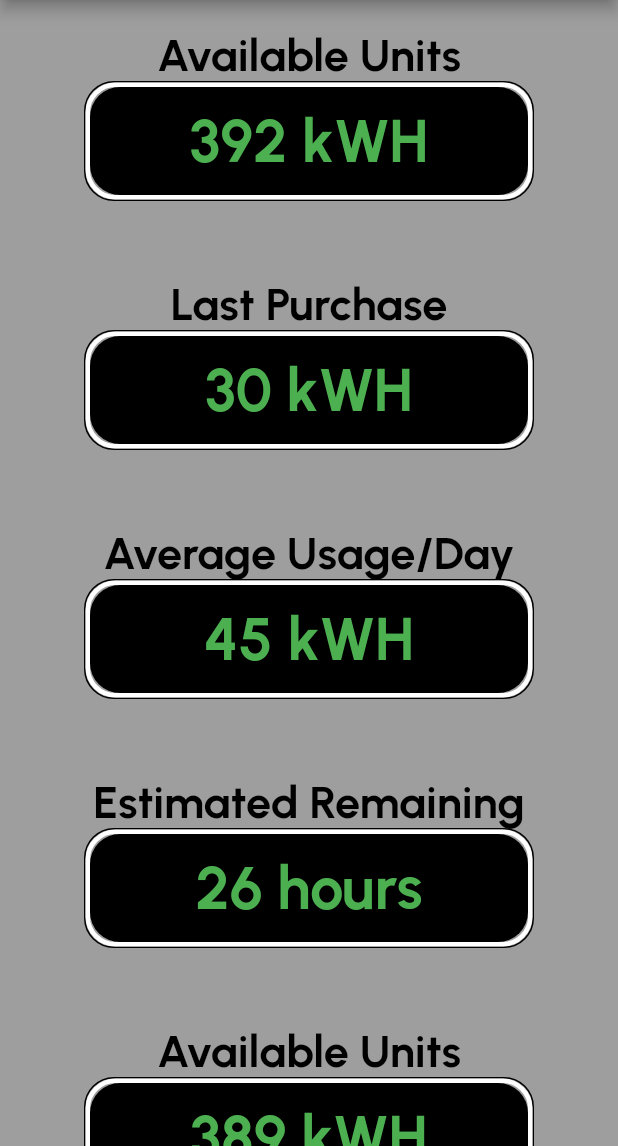
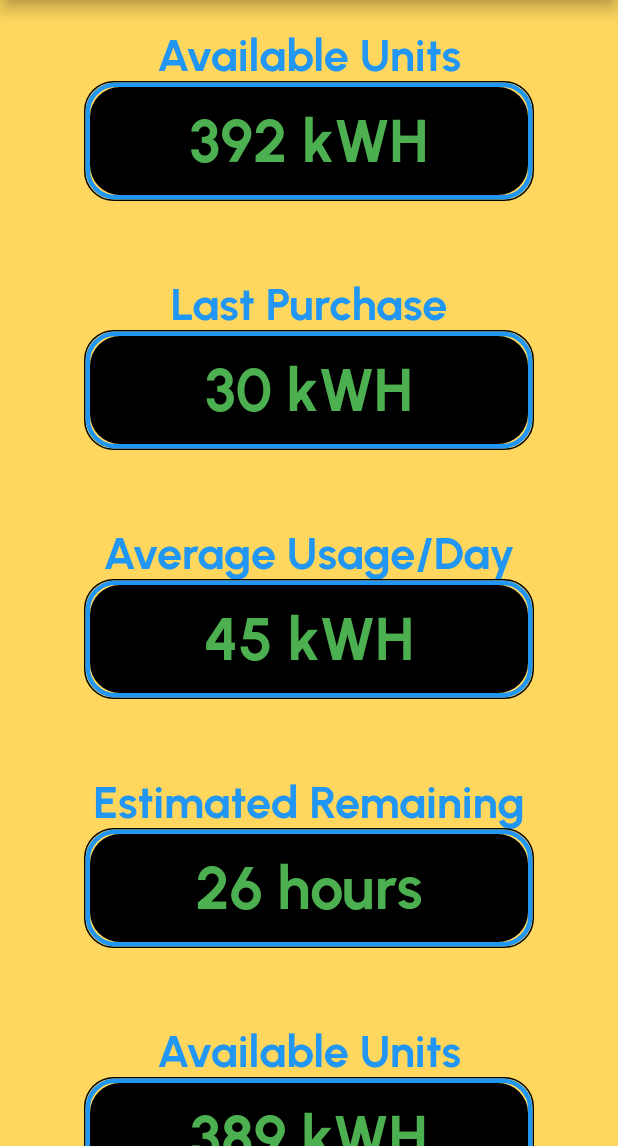
Before and after one commit to dean-nema/Watt_Hackathon, a Flutter app: the HomePage screen opened by its route, on a phone screen of 412 x 824 dp, the part 90-1236 px from its top. Run offline on Flutter 3.47's test engine with Material 2 defaults, Android fonts, the light colour scheme and no system bars; our stand-ins replace flutter_svg; project files that could hold a hidden picture were left out.

```diff
--- a/lib/components/data_display.dart
+++ b/lib/components/data_display.dart
@@ -28,7 +28,7 @@ class DataDisplay extends StatelessWidget {
             ),
             child: Container(
                 decoration: BoxDecoration(
-                  border: Border.all(color: Colors.white, width: 3),
+                  border: Border.all(color: Colors.blue, width: 3),
                   borderRadius: BorderRadius.all(Radius.circular(20)),
                 ),
                 width: 50,
--- a/lib/main.dart
+++ b/lib/main.dart
@@ -14,7 +14,7 @@ class MyApp extends StatelessWidget {
     return MaterialApp(
       theme: ThemeData(
         fontFamily: 'Urbanist',
-         scaffoldBackgroundColor: Colors.white.withOpacity(0.7),
+         scaffoldBackgroundColor: Colors.amber.withOpacity(0.5),
         brightness: Brightness.dark,
       ),
       initialRoute: AppRoutes.login,
--- a/lib/pages/home.dart
+++ b/lib/pages/home.dart
@@ -10,12 +10,12 @@ class HomePage extends StatelessWidget {
     return Scaffold(
       appBar: Toolbar(title: "Watt"),
       body: Container(
-        decoration: const BoxDecoration(
-          color:Colors.grey,
-        //   image: DecorationImage(
-        //       image: AssetImage("assets/images/wallpaper.jpg"),
-        //       fit: BoxFit.cover),
-        ),
+        decoration:  BoxDecoration(
+         color:Colors.amber.withOpacity(0.3),
+        //  image: DecorationImage(
+           //   image: AssetImage("assets/images/wallpaper.jpg"),
+         //     fit: BoxFit.cover),
+       ),
         child: ListView.separated(
           itemBuilder: (context, index) {
             mockData();
--- a/lib/styles/app_text.dart
+++ b/lib/styles/app_text.dart
@@ -35,6 +35,6 @@ class AppText {
   static const titles = TextStyle(
     fontSize: 30,
     fontWeight: FontWeight.bold,
-    color: Colors.black,
+    color: Colors.blue,
   );
 }
```
Also changed, not shown: lib/pages/add.dart (+46 -15 lines).
